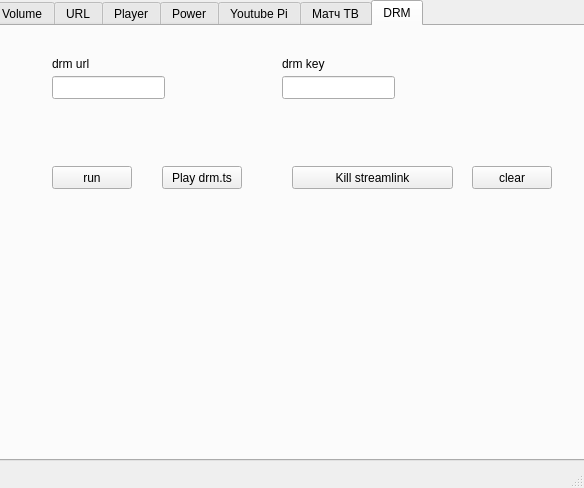
This is kodigui.ui in definitly486/KodiGui as Qt 5 draws it before an edit. The edited form follows.
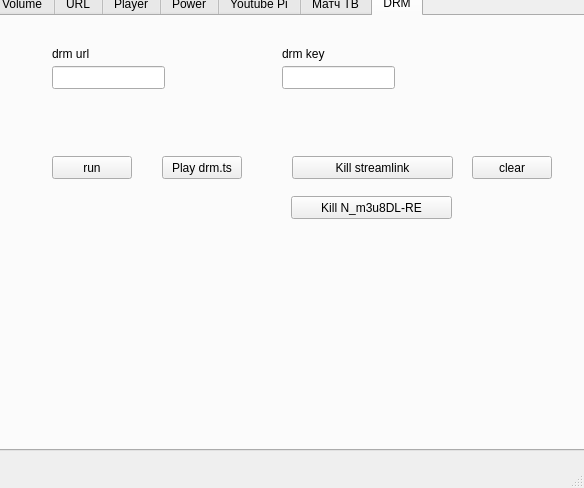
This is the edited form. Icons and pictures are not drawn.

Commit message: добавлена кнопка killall N_m3u8DL-RE 	изменено:      kodigui.pro.user 	изменено:      kodigui.ui изменено:      mainwindow.cpp 	изменено:      mainwindow.h

```diff
--- a/kodigui.ui
+++ b/kodigui.ui
@@ -23,7 +23,7 @@
     <property name="geometry">
      <rect>
       <x>-10</x>
-      <y>0</y>
+      <y>-10</y>
       <width>601</width>
       <height>461</height>
      </rect>
@@ -580,6 +580,19 @@
        <string>Play drm.ts</string>
       </property>
      </widget>
+     <widget class="QPushButton" name="pushButton_kill_m3u8DL">
+      <property name="geometry">
+       <rect>
+        <x>299</x>
+        <y>180</y>
+        <width>161</width>
+        <height>23</height>
+       </rect>
+      </property>
+      <property name="text">
+       <string>Kill N_m3u8DL-RE</string>
+      </property>
+     </widget>
     </widget>
    </widget>
   </widget>
```
The commit also changes 3 other files.
